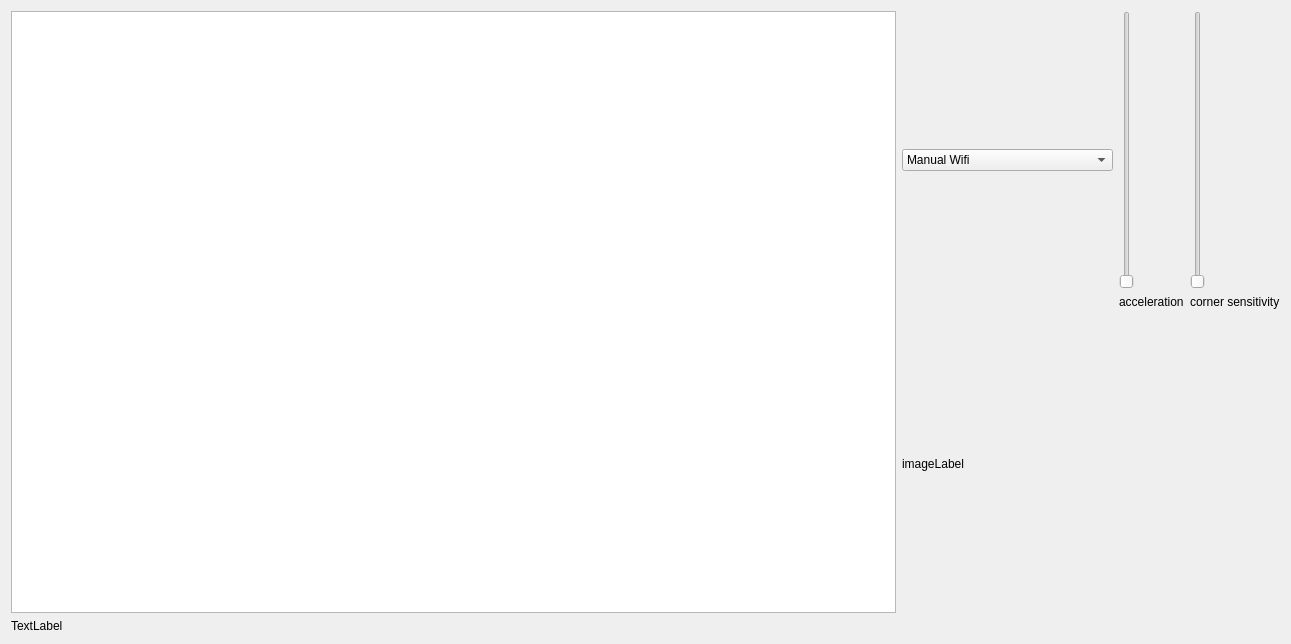
This is Remote_Control/robot_controller/mainwindow.ui in magnocube/minitron as Qt 5 draws it before an edit. The edited form follows.
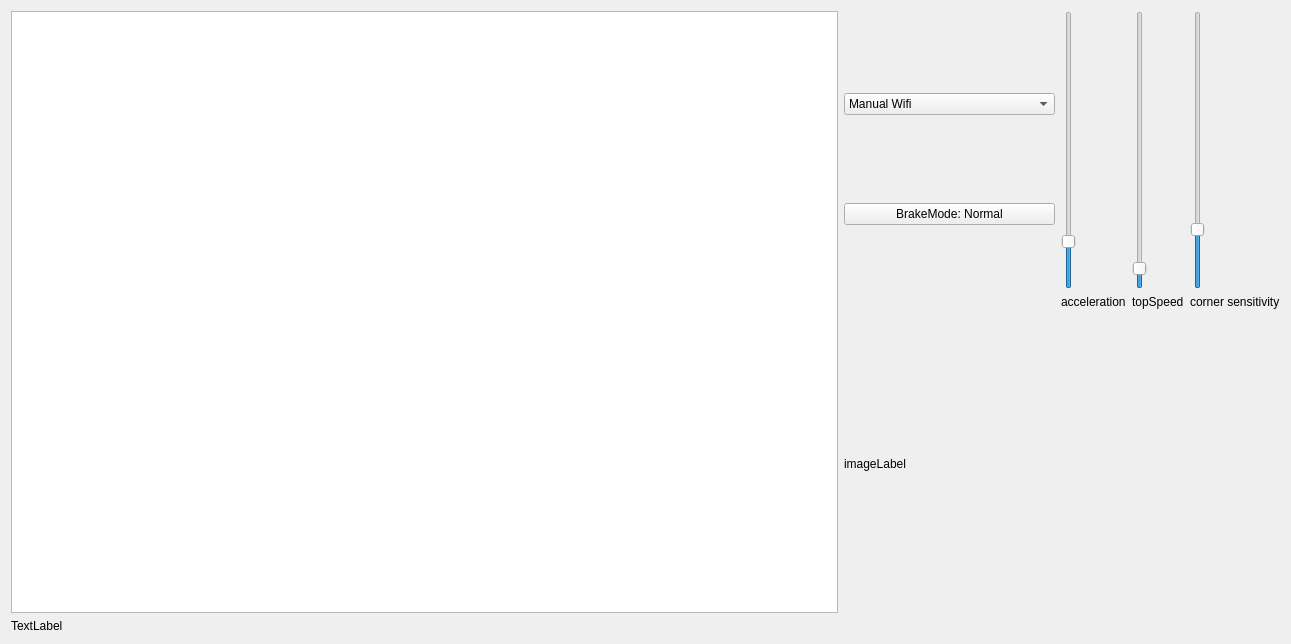
This is the edited form.

Patch:
```diff
--- a/Remote_Control/robot_controller/mainwindow.ui
+++ b/Remote_Control/robot_controller/mainwindow.ui
@@ -85,19 +85,28 @@
               </item>
              </widget>
             </item>
+            <item>
+             <widget class="QPushButton" name="buttonBrakeMode">
+              <property name="text">
+               <string>BrakeMode: Normal</string>
+              </property>
+             </widget>
+            </item>
            </layout>
           </item>
           <item>
            <layout class="QGridLayout" name="gridLayout">
-            <item row="0" column="0">
-             <widget class="QSlider" name="verticalSlider_2">
-              <property name="orientation">
-               <enum>Qt::Vertical</enum>
+            <item row="0" column="2">
+             <widget class="QSlider" name="CornerSlider">
+              <property name="minimum">
+               <number>10</number>
               </property>
-             </widget>
-            </item>
-            <item row="0" column="1">
-             <widget class="QSlider" name="verticalSlider">
+              <property name="maximum">
+               <number>10000</number>
+              </property>
+              <property name="value">
+               <number>2000</number>
+              </property>
               <property name="orientation">
                <enum>Qt::Vertical</enum>
               </property>
@@ -110,13 +119,52 @@
               </property>
              </widget>
             </item>
-            <item row="1" column="1">
+            <item row="1" column="2">
              <widget class="QLabel" name="label_3">
               <property name="text">
                <string>corner sensitivity</string>
               </property>
              </widget>
             </item>
+            <item row="0" column="1">
+             <widget class="QSlider" name="topSpeedSlider">
+              <property name="minimum">
+               <number>100</number>
+              </property>
+              <property name="maximum">
+               <number>60000</number>
+              </property>
+              <property name="value">
+               <number>3000</number>
+              </property>
+              <property name="orientation">
+               <enum>Qt::Vertical</enum>
+              </property>
+             </widget>
+            </item>
+            <item row="1" column="1">
+             <widget class="QLabel" name="TopSpeedSlider">
+              <property name="text">
+               <string>topSpeed</string>
+              </property>
+             </widget>
+            </item>
+            <item row="0" column="0">
+             <widget class="QSlider" name="accelerationSlider">
+              <property name="minimum">
+               <number>1000</number>
+              </property>
+              <property name="maximum">
+               <number>60000</number>
+              </property>
+              <property name="value">
+               <number>10000</number>
+              </property>
+              <property name="orientation">
+               <enum>Qt::Vertical</enum>
+              </property>
+             </widget>
+            </item>
            </layout>
           </item>
          </layout>
```
